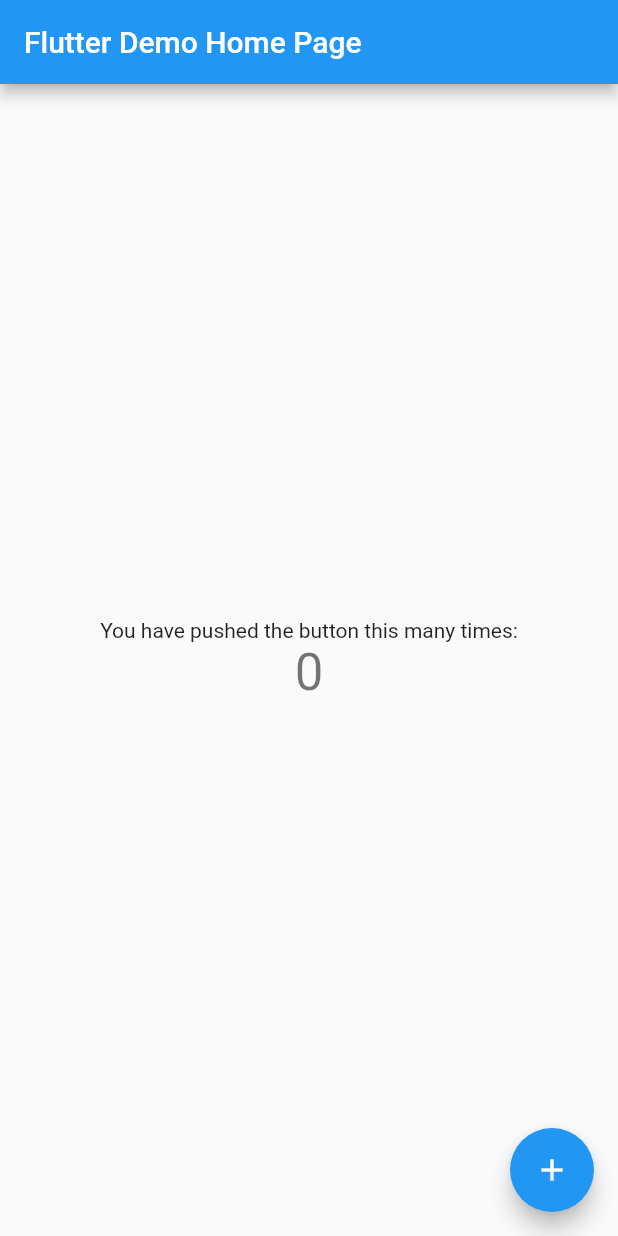
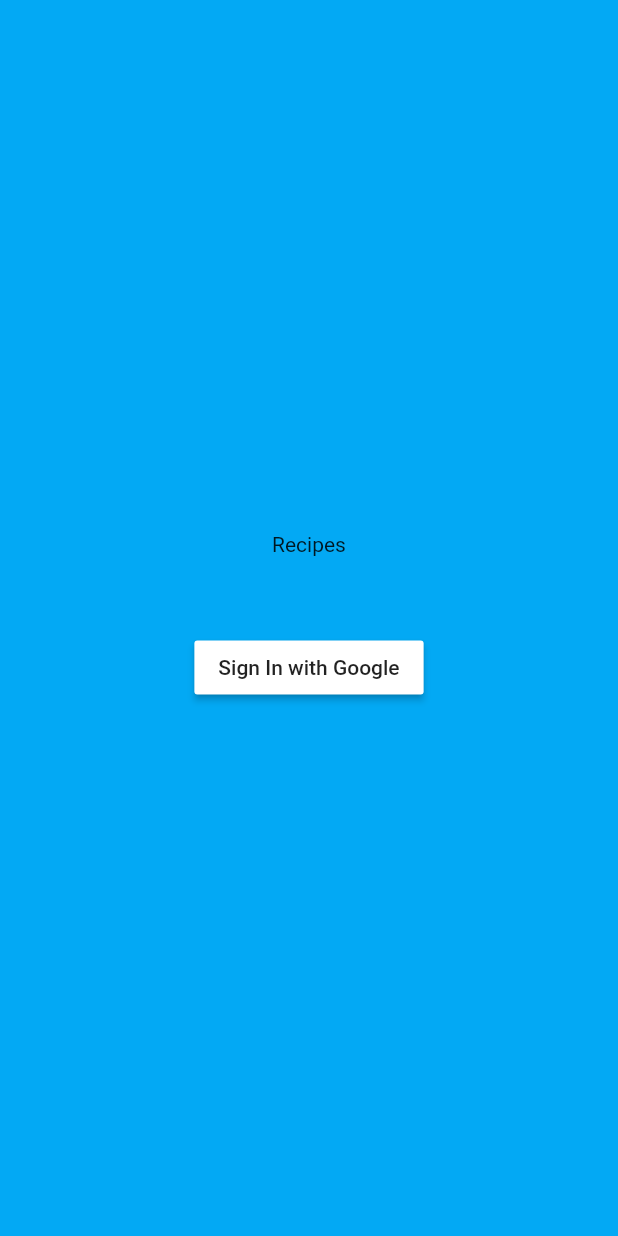
Before and after one commit to alexbelij/flutter-recipes, a Flutter app: the screen it shows after launch, on a phone screen of 412 x 824 dp. Run offline on Flutter 3.47's test engine with Material 2 defaults, Android fonts, the phone set to English and light mode, and no system bars.

Commit message:
login screen

```diff
--- /dev/null
+++ b/lib/app.dart
@@ -0,0 +1,21 @@
+import 'package:flutter/material.dart';
+
+import 'package:flutter_recipes/ui/screens/login.dart';
+
+class RecipesApp extends StatelessWidget {
+  @override
+  Widget build(BuildContext context) {
+    return MaterialApp(
+      debugShowCheckedModeBanner: false,
+      title: 'Recipes',
+      initialRoute: '/login',
+      routes: {
+        // If you're using navigation routes, Flutter needs a base route.
+        // We're going to change this route once we're ready with
+        // implementation of HomeScreen.
+        '/': (context) => LoginScreen(),
+        '/login': (context) => LoginScreen(),
+      },
+    );
+  }
+}
--- a/lib/main.dart
+++ b/lib/main.dart
@@ -1,111 +1,6 @@
 import 'package:flutter/material.dart';
+import 'package:flutter_recipes/app.dart';
 
-void main() => runApp(MyApp());
-
-class MyApp extends StatelessWidget {
-  // This widget is the root of your application.
-  @override
-  Widget build(BuildContext context) {
-    return MaterialApp(
-      title: 'Flutter Demo',
-      theme: ThemeData(
-        // This is the theme of your application.
-        //
-        // Try running your application with "flutter run". You'll see the
-        // application has a blue toolbar. Then, without quitting the app, try
-        // changing the primarySwatch below to Colors.green and then invoke
-        // "hot reload" (press "r" in the console where you ran "flutter run",
-        // or simply save your changes to "hot reload" in a Flutter IDE).
-        // Notice that the counter didn't reset back to zero; the application
-        // is not restarted.
-        primarySwatch: Colors.blue,
-      ),
-      home: MyHomePage(title: 'Flutter Demo Home Page'),
-    );
-  }
-}
-
-class MyHomePage extends StatefulWidget {
-  MyHomePage({Key key, this.title}) : super(key: key);
-
-  // This widget is the home page of your application. It is stateful, meaning
-  // that it has a State object (defined below) that contains fields that affect
-  // how it looks.
-
-  // This class is the configuration for the state. It holds the values (in this
-  // case the title) provided by the parent (in this case the App widget) and
-  // used by the build method of the State. Fields in a Widget subclass are
-  // always marked "final".
-
-  final String title;
-
-  @override
-  _MyHomePageState createState() => _MyHomePageState();
-}
-
-class _MyHomePageState extends State<MyHomePage> {
-  int _counter = 0;
-
-  void _incrementCounter() {
-    setState(() {
-      // This call to setState tells the Flutter framework that something has
-      // changed in this State, which causes it to rerun the build method below
-      // so that the display can reflect the updated values. If we changed
-      // _counter without calling setState(), then the build method would not be
-      // called again, and so nothing would appear to happen.
-      _counter++;
-    });
-  }
-
-  @override
-  Widget build(BuildContext context) {
-    // This method is rerun every time setState is called, for instance as done
-    // by the _incrementCounter method above.
-    //
-    // The Flutter framework has been optimized to make rerunning build methods
-    // fast, so that you can just rebuild anything that needs updating rather
-    // than having to individually change instances of widgets.
-    return Scaffold(
-      appBar: AppBar(
-        // Here we take the value from the MyHomePage object that was created by
-        // the App.build method, and use it to set our appbar title.
-        title: Text(widget.title),
-      ),
-      body: Center(
-        // Center is a layout widget. It takes a single child and positions it
-        // in the middle of the parent.
-        child: Column(
-          // Column is also layout widget. It takes a list of children and
-          // arranges them vertically. By default, it sizes itself to fit its
-          // children horizontally, and tries to be as tall as its parent.
-          //
-          // Invoke "debug painting" (press "p" in the console, choose the
-          // "Toggle Debug Paint" action from the Flutter Inspector in Android
-          // Studio, or the "Toggle Debug Paint" command in Visual Studio Code)
-          // to see the wireframe for each widget.
-          //
-          // Column has various properties to control how it sizes itself and
-          // how it positions its children. Here we use mainAxisAlignment to
-          // center the children vertically; the main axis here is the vertical
-          // axis because Columns are vertical (the cross axis would be
-          // horizontal).
-          mainAxisAlignment: MainAxisAlignment.center,
-          children: <Widget>[
-            Text(
-              'You have pushed the button this many times:',
-            ),
-            Text(
-              '$_counter',
-              style: Theme.of(context).textTheme.display1,
-            ),
-          ],
-        ),
-      ),
-      floatingActionButton: FloatingActionButton(
-        onPressed: _incrementCounter,
-        tooltip: 'Increment',
-        child: Icon(Icons.add),
-      ), // This trailing comma makes auto-formatting nicer for build methods.
-    );
-  }
-}
+void main() => runApp(
+  new RecipesApp(),
+);
--- /dev/null
+++ b/lib/ui/screens/login.dart
@@ -0,0 +1,35 @@
+import 'package:flutter/material.dart';
+
+class LoginScreen extends StatelessWidget {
+  @override
+  Widget build(BuildContext context) {
+    // Private methods within build method help us to
+    // organize our code and recognize structure of widget
+    // that we're building:
+    Text _buildText() {
+      return Text(
+        'Recipes',
+        textAlign: TextAlign.center,
+      );
+    }
+
+    return Scaffold(
+      backgroundColor: Colors.lightBlue,
+      body: Center(
+        child: Column(
+          mainAxisAlignment: MainAxisAlignment.center,
+          children: <Widget>[
+            _buildText(),
+            // Space between "Recipes" and the button:
+            SizedBox(height: 50.0),
+            MaterialButton(
+              color: Colors.white,
+              child: Text("Sign In with Google"),
+              onPressed: () => print("Button pressed."),
+            )
+          ],
+        ),
+      ),
+    );
+  }
+}
```
